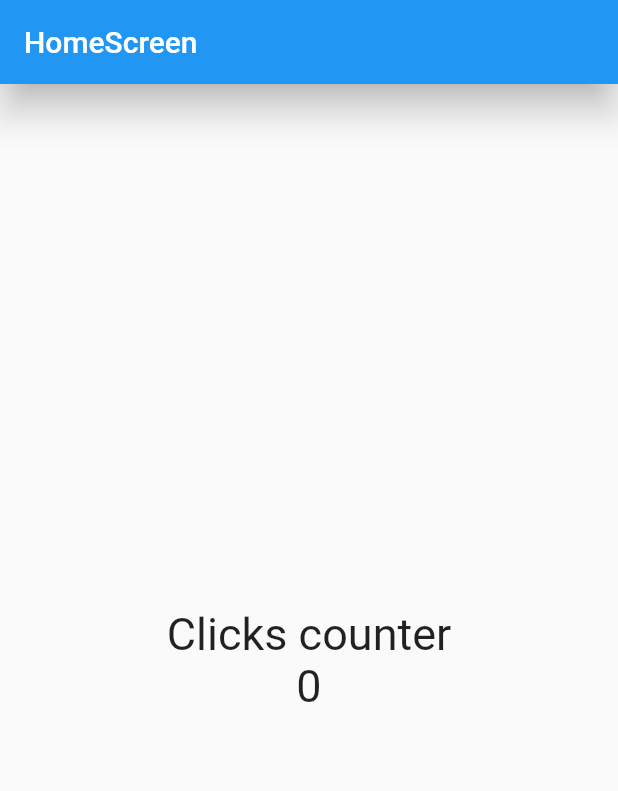
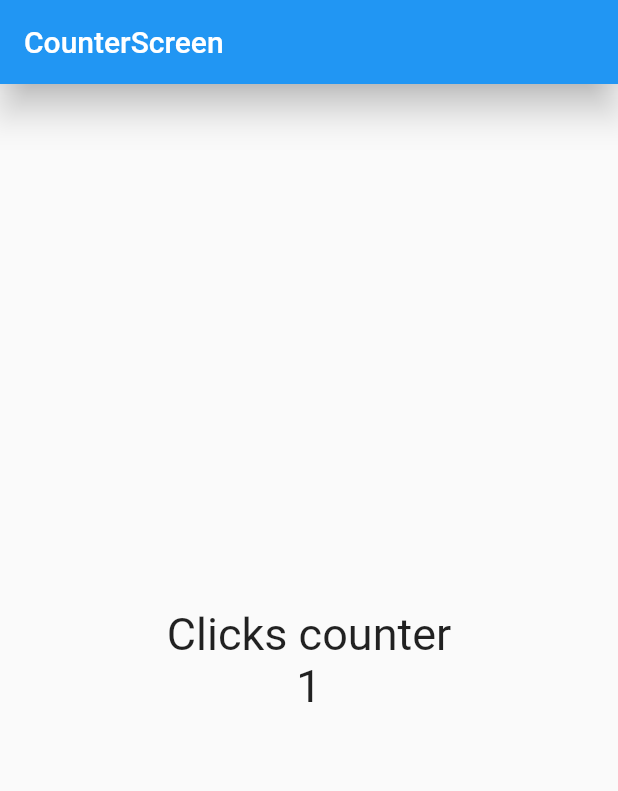
Before and after one commit to iamtonycabrera/flutter-counter-application, a Flutter app: the screen it shows after launch, after a tap on the "add" icon, on a phone screen of 412 x 824 dp. Shown: the top 791 px of the screen. Run offline on Flutter 3.47's test engine with Material 2 defaults, Android fonts, the phone set to English and light mode, and no system bars.

Commit message:
Counter implemented by StatefulWidget

```diff
--- a/lib/main.dart
+++ b/lib/main.dart
@@ -1,6 +1,7 @@
 import 'package:flutter/material.dart';
 
-import 'package:counter_application/screens/home_screen.dart';
+import 'package:counter_application/screens/counter_screen.dart';
+//import 'package:counter_application/screens/home_screen.dart';
 
 void main() {
   runApp(const MyApp());
@@ -12,6 +13,8 @@ class MyApp extends StatelessWidget {
   @override
   Widget build(BuildContext context) {
     return const MaterialApp(
-        debugShowCheckedModeBanner: false, home: HomeScreen());
+        debugShowCheckedModeBanner: false,
+        //home: HomeScreen());
+        home: CounterScreen());
   }
 }
--- /dev/null
+++ b/lib/screens/counter_screen.dart
@@ -0,0 +1,48 @@
+import 'package:flutter/material.dart';
+
+class CounterScreen extends StatefulWidget {
+  const CounterScreen({Key? key}) : super(key: key);
+
+  @override
+  State<CounterScreen> createState() => _CounterScreenState();
+}
+
+class _CounterScreenState extends State<CounterScreen> {
+  int counter = 0;
+
+  @override
+  Widget build(BuildContext context) {
+    const textSize = TextStyle(fontSize: 30);
+
+    return Scaffold(
+      appBar: AppBar(
+        title: const Text('CounterScreen'),
+        elevation: 10,
+      ),
+      body: Center(
+        child: Column(
+          mainAxisAlignment: MainAxisAlignment.center,
+          children: [
+            const Text(
+              'Clicks counter',
+              style: textSize,
+            ),
+            Text(
+              '$counter',
+              style: textSize,
+            ),
+          ],
+        ),
+      ),
+      floatingActionButtonLocation: FloatingActionButtonLocation.centerDocked,
+      floatingActionButton: FloatingActionButton(
+        child: const Icon(Icons.add),
+        elevation: 10,
+        onPressed: () {
+          counter++;
+          setState(() {});
+        },
+      ),
+    );
+  }
+}
```
